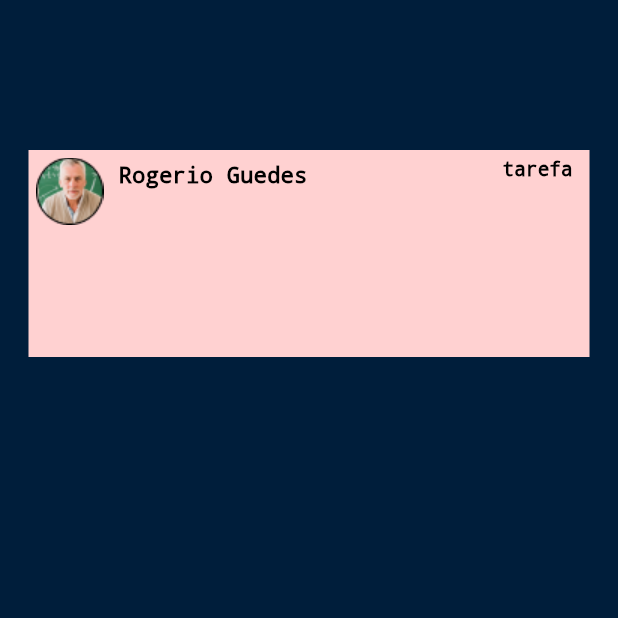
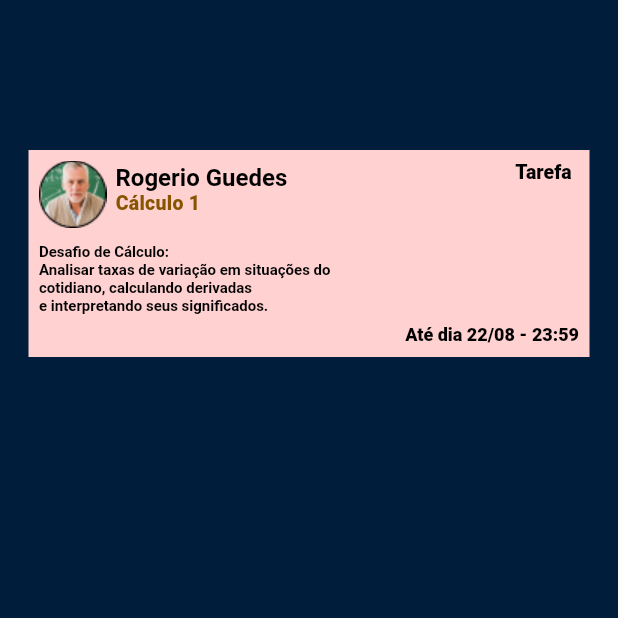
Before and after one commit to EnzoFavaro/Maua-Tasks, a Flutter app: the screen it shows after launch, on a phone screen of 412 x 824 dp, the top half of it. Run offline on Flutter 3.47's test engine with Material 2 defaults, Android fonts, the phone set to English and light mode, and no system bars; Roboto replaces fonts that are missing (Lato-Regular).

Commit message:
continuando a criação dos cards
Signed-off-by: Iago Aurichio <iagoaurichio39@gmail.com>

```diff
--- a/lib/main.dart
+++ b/lib/main.dart
@@ -21,7 +21,7 @@ class MyApp extends StatelessWidget {
         color: const Color(0xff001E3B),
         child: const Column(
           children: [
-            CardTask('Rogerio Guedes', 'tarefa')
+            CardTask('Rogerio Guedes', 'Tarefa', 'Desafio de Cálculo: \nAnalisar taxas de variação em situações do \ncotidiano, calculando derivadas \ne interpretando seus significados.', 'Até dia 22/08 - 23:59')
           ],
         ),
       ),
--- a/lib/widgets/task.dart
+++ b/lib/widgets/task.dart
@@ -1,9 +1,13 @@
 import 'package:flutter/material.dart';
+// import 'flutter:flutter';
 
 class CardTask extends StatelessWidget {
   final String nameTeacher;
   final String task;
-  const CardTask(this.nameTeacher, this.task,{super.key});
+  final String description;
+  final String date;
+  const CardTask(this.nameTeacher, this.task, this.description, this.date,
+      {super.key});
   @override
   Widget build(BuildContext context) {
     return Container(
@@ -11,39 +15,94 @@ class CardTask extends StatelessWidget {
       width: 374,
       height: 138,
       margin: const EdgeInsets.only(top: 100.0),
-      padding: const EdgeInsets.all(5.0),
+      padding: const EdgeInsets.all(7.0),
       child: Column(
         children: [
-            Row(
-              crossAxisAlignment: CrossAxisAlignment.start,
+          Row(
+            crossAxisAlignment: CrossAxisAlignment.start,
             children: [
               Image.asset('assets/images/photoTeacher.png'),
               Padding(
-                padding: const EdgeInsets.only(left: 10.0, top: 3.0),
-                child: Text(
-                  nameTeacher,
-                  style: const TextStyle(
-                    fontSize: 15.0,
-                    color: Colors.black,
-                    decoration: TextDecoration.none,
+                padding: const EdgeInsets.only(left: 6.0, top: 2.0),
+                child: Text.rich(
+                  TextSpan(
+                    text: nameTeacher,
+                    style: const TextStyle(
+                      fontFamily: 'Lato-Regular',
+                      fontWeight: FontWeight.w700,
+                      color: Colors.black,
+                      fontSize: 16.0,
+                      decoration: TextDecoration.none,
+                    ),
+                    children: const <InlineSpan>[
+                      TextSpan(
+                        text: '\nCálculo 1',
+                        style: TextStyle(
+                          fontFamily: 'Lato-Regular',
+                          fontWeight: FontWeight.w800,
+                          letterSpacing: 0.2,
+                          fontSize: 13.0,
+                          color: Color(0xff875400),
+                          height: 1.2,
+                        ),
+                      ),
+                    ],
                   ),
-                )
+                ),
               ),
               Padding(
-                padding: const EdgeInsets.only(left: 130.0),
+                padding: const EdgeInsets.only(left: 152.0),
                 child: Text(
                   task,
                   style: const TextStyle(
+                    fontFamily: 'Lato-Regular',
+                    fontWeight: FontWeight.w800,
                     fontSize: 13.0,
                     color: Colors.black,
                     decoration: TextDecoration.none,
-                    fontWeight: FontWeight.bold,
                   ),
                 ),
               ),
             ],
           ),
-        ]
+          Padding(
+            padding: const EdgeInsets.only(top: 10),
+            child: Row(
+              children: [
+                FittedBox(
+                  child: Text(
+                    description,
+                    style: const TextStyle(
+                      fontFamily: 'Lato-Regular',
+                      fontWeight: FontWeight.w600,
+                      color: Colors.black,
+                      fontSize: 10,
+                      decoration: TextDecoration.none,
+                    ),
+                  ),
+                ),
+              ],
+            ),
+          ),
+          Padding(
+            padding: const EdgeInsets.only(top: 6.0),
+            child: Row(
+              mainAxisAlignment: MainAxisAlignment.end,
+              children: [
+                Text(
+                  date,
+                  style: const TextStyle(
+                    fontFamily: 'Lato-Regular',
+                    fontWeight: FontWeight.w800,
+                    color: Colors.black,
+                    decoration: TextDecoration.none,
+                    fontSize: 12.0,
+                  ),
+                ),
+              ],
+            ),
+          ),
+        ],
       ),
     );
   }
```
Also changed, not shown: pubspec.yaml (+10 -12 lines), assets/fonts/Lato-Black.ttf (added), assets/fonts/Lato-BlackItalic.ttf (added), assets/fonts/Lato-Bold.ttf (added), assets/fonts/Lato-BoldItalic.ttf (added), assets/fonts/Lato-Italic.ttf (added), assets/fonts/Lato-Light.ttf (added), assets/fonts/Lato-LightItalic.ttf (added), assets/fonts/Lato-Regular.ttf (added), assets/fonts/Lato-Thin.ttf (added), assets/fonts/Lato-ThinItalic.ttf (added).
